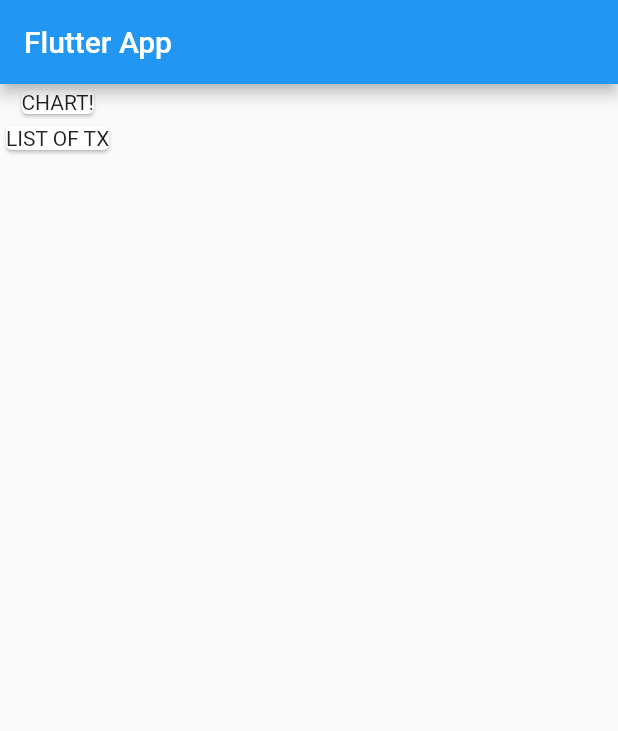
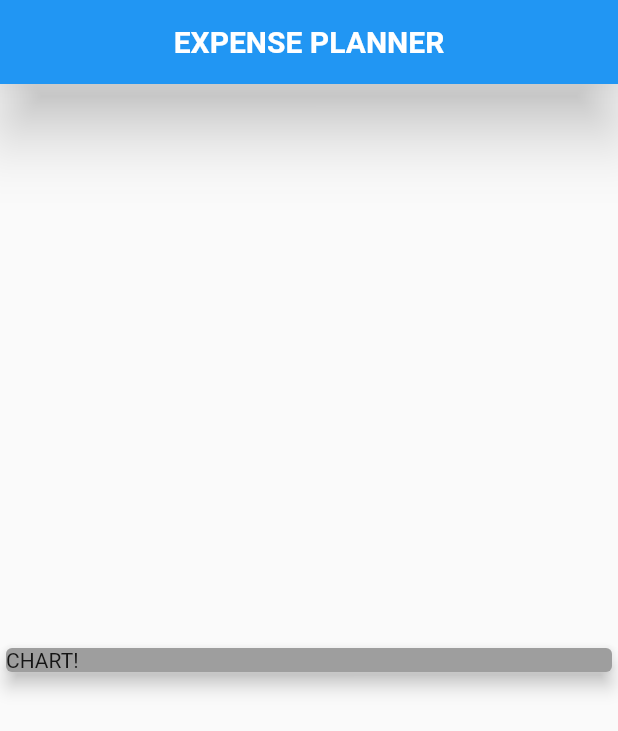
Before and after one commit to Jitender-yaduvanshi/expense_planner, a Flutter app: the screen it shows after launch, on a phone screen of 412 x 824 dp. Shown: the top 731 px of the screen. Run offline on Flutter 3.47's test engine with Material 2 defaults, Android fonts, the phone set to English and light mode, and no system bars.

Commit message:
coloumn and cards added

```diff
--- a/lib/main.dart
+++ b/lib/main.dart
@@ -1,34 +1,64 @@
+import 'package:expense_planner/transaction.dart';
 import 'package:flutter/material.dart';
+import './transaction.dart';
 
 void main() {
   runApp(MyApp());
 }
 
 class MyApp extends StatelessWidget {
+  final List<Transaction> transaction = [
+    Transaction(
+      id: 't1',
+      title: 'new Shoes',
+      amount: 650,
+      date: DateTime.now(),
+    ),
+    Transaction(
+      id: 't2',
+      title: 'WEEKLY SHOPPING',
+      amount: 250,
+      date: DateTime.now(),
+    ),
+  ];
   @override
-  Widget build( BuildContext context) {
+  Widget build(BuildContext context) {
     return MyHomePage();
   }
 }
+
 class MyHomePage extends StatelessWidget {
-
   @override
   Widget build(BuildContext context) {
     return MaterialApp(
       home: Scaffold(
         appBar: AppBar(
-            title: Text('Flutter App'),
+          elevation: 18,
+          title: Center(
+            child: Text(
+              'EXPENSE PLANNER',
+              style: TextStyle(fontWeight: FontWeight.bold),
+            ),
+          ),
         ),
         body: Column(
+          mainAxisAlignment: MainAxisAlignment.spaceEvenly,
+          crossAxisAlignment: CrossAxisAlignment.end,
           children: [
             Card(
+              elevation: 5,
+              color: Colors.grey,
+              child: Container(
+                width: double.infinity,
                 child: Text('CHART!'),
               ),
-              Card(
-                child: Text('LIST OF TX'),
             ),
+            //Column(children: Transaction.map((){}).toList,),
           ],
-          )),
-        );;
+        ),
+      ),
+      debugShowCheckedModeBanner: false,
+    );
+    ;
   }
 }
--- /dev/null
+++ b/lib/transaction.dart
@@ -0,0 +1,12 @@
+class Transaction {
+  final String id;
+  final String title;
+  final double amount;
+  final DateTime date;
+
+  Transaction(
+      {required this.id,
+      required this.title,
+      required this.amount,
+      required this.date});
+}
```
Lines whose indentation alone changed are shown as unchanged.
